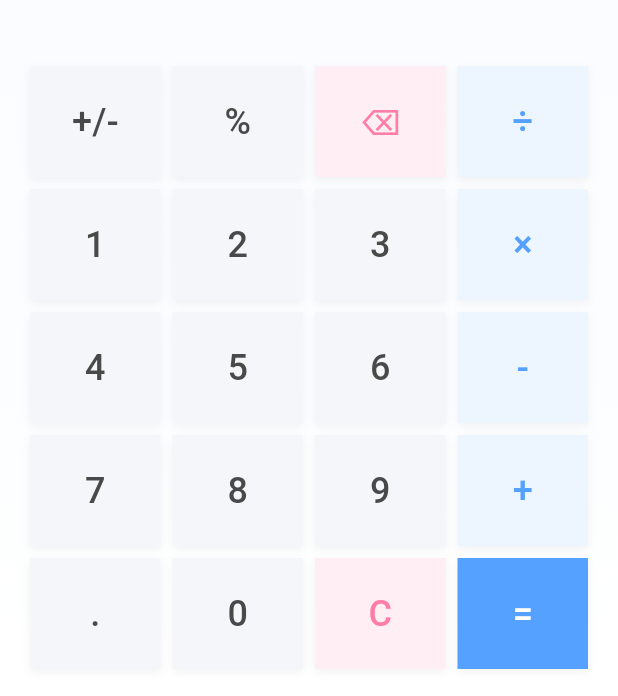
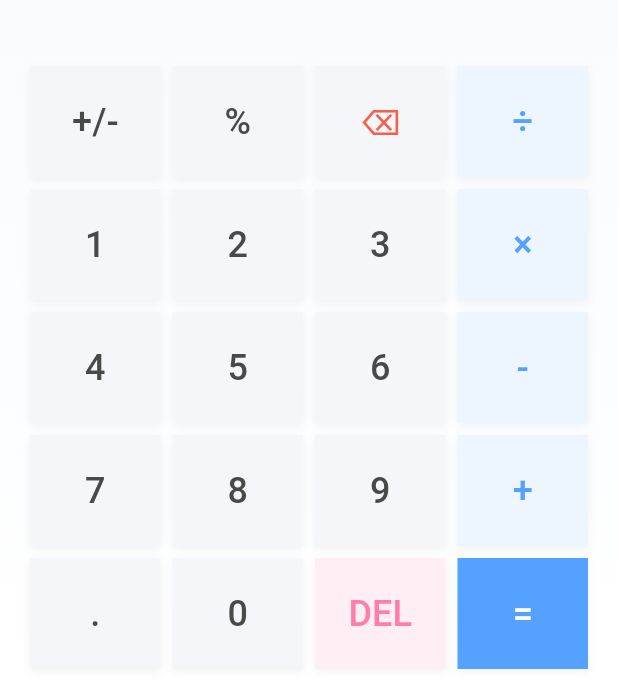
Before and after one commit to InduwaraSMPN/calculator-app-mad-new, a Flutter app: the screen it shows after launch, after a tap on an icon or button, on a phone screen of 412 x 824 dp. Shown: the part 537-1233 px from the top of the screen. Run offline on Flutter 3.47's test engine with Material 3 defaults, Android fonts, the phone set to English and light mode, and no system bars; our stand-ins replace flutter_svg.

Commit message:
modified:   lib/main.dart

```diff
--- a/lib/main.dart
+++ b/lib/main.dart
@@ -63,14 +63,16 @@ class CalculatorScreen extends StatefulWidget {
 }
 
 class _CalculatorScreenState extends State<CalculatorScreen> {
-  // Colors extracted from the image
+  // Colors for different buttons
   static const Color numberButtonColor = Color(0xFFF5F6FA); // Light gray
   static const Color operatorButtonColor = Color(0xFFEDF6FF); // Light blue
-  static const Color deleteButtonColor = Color(0xFFFFEEF3); // Light pink
+  static const Color deleteButtonColor = Color(0xFFF5F6FA); // Light pink (for ⌫)
+  static const Color delButtonColor = Color(0xFFFFEEF3); // Light yellow (for DEL)
   static const Color equalsButtonColor = Color(0xFF55A1FF); // Bright blue
   static const Color textColor = Color(0xFF494949); // Dark gray for numbers
   static const Color operatorTextColor = Color(0xFF55A1FF); // Blue for operators
-  static const Color deleteTextColor = Color(0xFFFF7EA8); // Pink for delete
+  static const Color deleteTextColor = Color(0xFFFA5E4A); // Pink for ⌫
+  static const Color delTextColor = Color(0xFFFF7EA8); // Orange for DEL
 
   String _output = '';
   String _currentNumber = '';
@@ -182,13 +184,15 @@ class _CalculatorScreenState extends State<CalculatorScreen> {
           child: MaterialButton(
             padding: const EdgeInsets.all(20),
             shape: RoundedRectangleBorder(
-              borderRadius: BorderRadius.circular(0),
+              borderRadius: BorderRadius.circular(12),
             ),
             onPressed: () {
               if (text == 'C') {
                 _onClearPressed();
               } else if (text == '⌫') {
                 _onBackspacePressed();
+              } else if (text == 'DEL') {
+                _onClearPressed();
               } else if (text == '+/-') {
                 _onToggleSignPressed();
               } else if (text == '%') {
@@ -295,7 +299,9 @@ class _CalculatorScreenState extends State<CalculatorScreen> {
                         _buildButton('6'),
                         _buildButton('-',
                             backgroundColor: operatorButtonColor,
-                            textColor: operatorTextColor),
+                            textColor:
+
+ operatorTextColor),
                       ],
                     ),
                     Row(
@@ -312,9 +318,9 @@ class _CalculatorScreenState extends State<CalculatorScreen> {
                       children: [
                         _buildButton('.'),
                         _buildButton('0'),
-                        _buildButton('C',
-                            backgroundColor: deleteButtonColor,
-                            textColor: deleteTextColor),
+                        _buildButton('DEL',
+                            backgroundColor: delButtonColor,
+                            textColor: delTextColor),
                         _buildButton('=',
                             backgroundColor: equalsButtonColor,
                             textColor: Colors.white),
```
